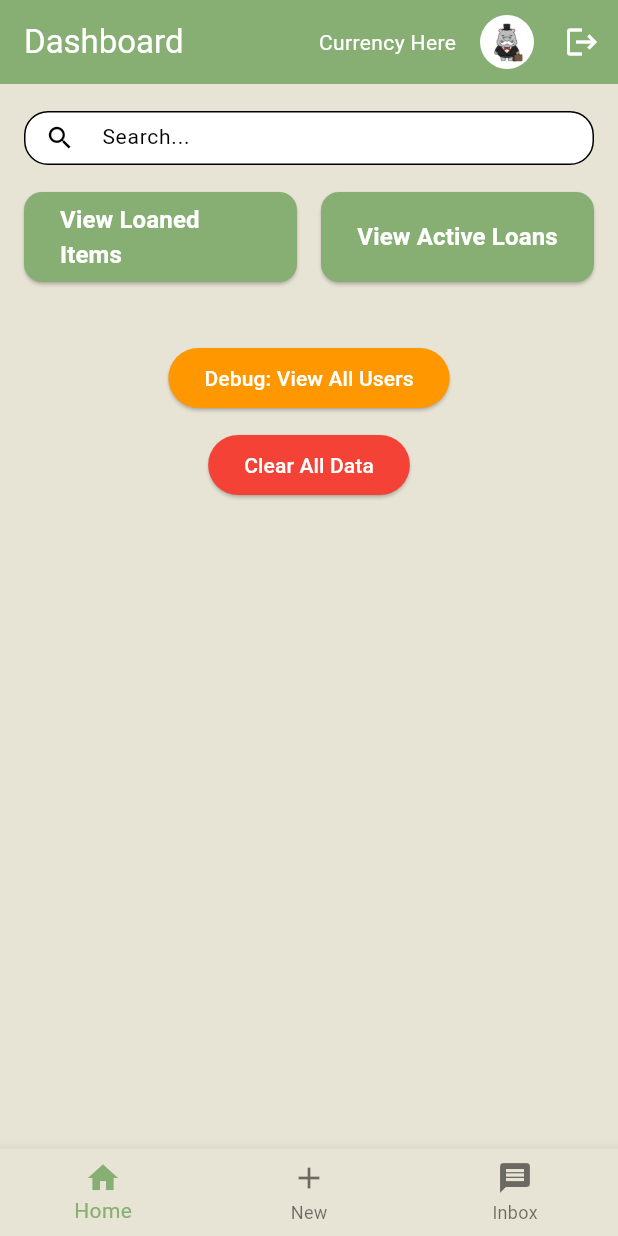
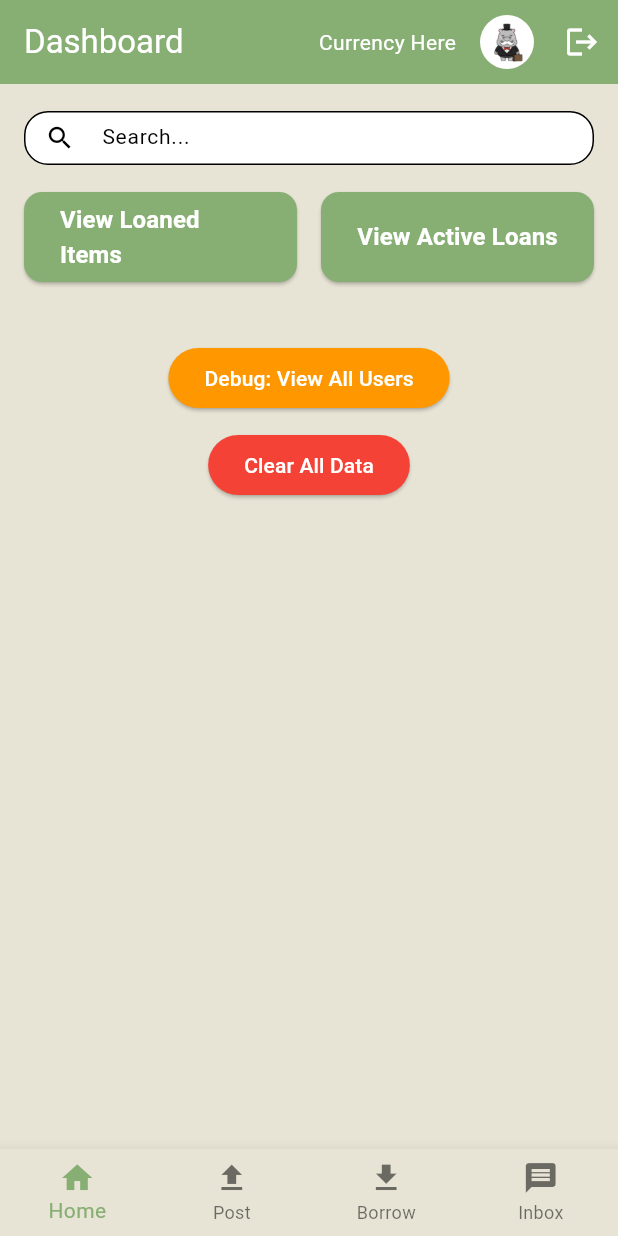
Before and after one commit to JunHan10/Software_Engineering_Mobile, a Flutter app: the MainNavigation screen opened directly, on a phone screen of 412 x 824 dp. Run offline on Flutter 3.47's test engine with Material 3 defaults, Android fonts, the phone set to English and light mode, and no system bars; our stand-ins replace flutter_profile_picture, image_picker, shared_preferences; accounts and stored records are empty.

Commit message:
Moved Loan Buttons

```diff
--- a/software_engineering_mobile/lib/Active_Loans.dart
+++ b/software_engineering_mobile/lib/Active_Loans.dart
@@ -9,7 +9,7 @@ class ActiveLoans extends StatelessWidget {
       appBar: AppBar(
         title: const Text('Active Loans'),
         backgroundColor: Color(0xFF87AE73),
-        foregroundColor: Color(0xFFede6c7),
+        foregroundColor: Colors.white,
       ),
       body: const SafeArea(
         child: Padding(
--- a/software_engineering_mobile/lib/main_navigation.dart
+++ b/software_engineering_mobile/lib/main_navigation.dart
@@ -1,7 +1,8 @@
 import 'package:flutter/material.dart';
 import 'dashboard_page.dart';
-// import 'search_page.dart';
-// import 'profile.dart';
+import 'Loaned_Items.dart';
+import 'Active_Loans.dart';
+import 'profile.dart';
 
 class MainNavigation extends StatefulWidget {
   const MainNavigation({super.key});
@@ -13,11 +14,12 @@ class MainNavigation extends StatefulWidget {
 class _MainNavigationState extends State<MainNavigation> {
   int _selectedIndex = 0;
 
-  /// List of pages to navigate (replace "center" with actual pages)
+  /// List of pages to navigate
   final List<Widget> _pages = [
     DashboardPage(),
-    Center(child: Text('New Item Page', style: TextStyle(fontSize: 24))),
-    Center(child: Text('Messages Page', style: TextStyle(fontSize: 24))),
+    Loaned_Items(),
+    ActiveLoans(),
+    ProfilePage(),
   ];
 
 
@@ -34,7 +36,8 @@ class _MainNavigationState extends State<MainNavigation> {
       bottomNavigationBar: BottomNavigationBar(
         items: const [
           BottomNavigationBarItem(icon: Icon(Icons.home), label: 'Home'),
-          BottomNavigationBarItem(icon: Icon(Icons.add), label: 'New'),
+          BottomNavigationBarItem(icon: Icon(Icons.upload), label: 'Post'),
+          BottomNavigationBarItem(icon: Icon(Icons.download), label: 'Borrow'),
           BottomNavigationBarItem(icon: Icon(Icons.message), label: 'Inbox'),
         ],
         backgroundColor: Color.fromARGB(255, 231, 228, 213),
```
